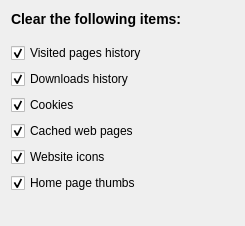
Before: the Qt Designer form rekonq/src/cleardata.ui in fluxer/kde-baseapps, drawn with Qt 5.
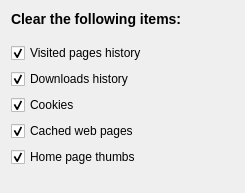
After: the same form once the commit is applied.

Patch:
```diff
--- a/rekonq/src/cleardata.ui
+++ b/rekonq/src/cleardata.ui
@@ -10,7 +10,7 @@
     <x>0</x>
     <y>0</y>
     <width>245</width>
-    <height>226</height>
+    <height>189</height>
    </rect>
   </property>
   <property name="windowTitle">
@@ -86,16 +86,6 @@
      </property>
     </widget>
    </item>
-   <item>
-    <widget class="QCheckBox" name="clearWebIcons">
-     <property name="text">
-      <string>Website icons</string>
-     </property>
-     <property name="checked">
-      <bool>true</bool>
-     </property>
-    </widget>
-   </item>
    <item>
     <widget class="QCheckBox" name="homePageThumbs">
      <property name="text">
```
